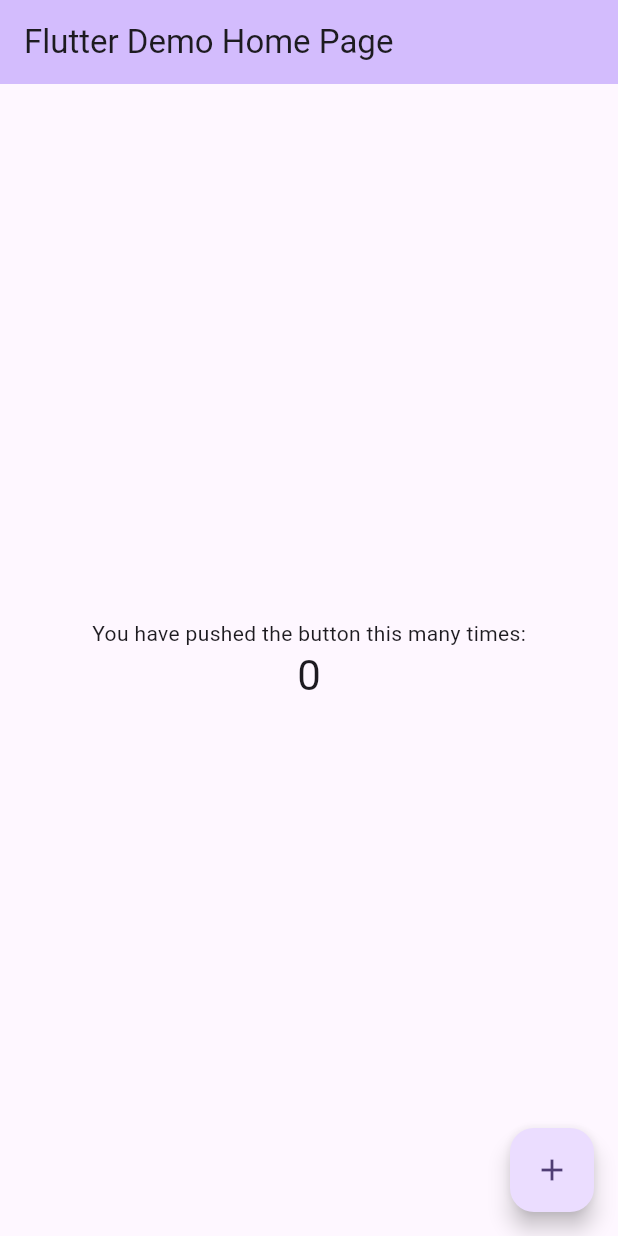
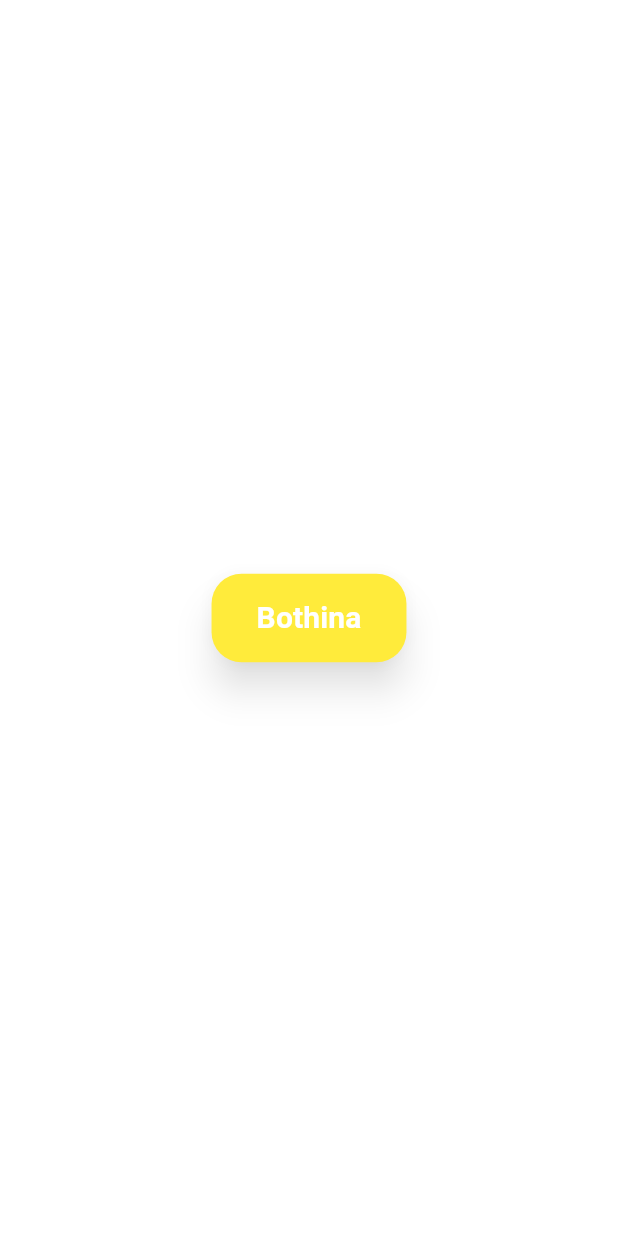
Before and after one commit to bothina2024/my-app, a Flutter app: the screen it shows after launch, on a phone screen of 412 x 824 dp. Run offline on Flutter 3.47's test engine with Material 3 defaults, Android fonts, the phone set to English and light mode, and no system bars.

Commit message:
first commit

```diff
--- a/lib/main.dart
+++ b/lib/main.dart
@@ -1,112 +1,24 @@
 import 'package:flutter/material.dart';
 
 void main() {
-  runApp(const MyApp());
+  runApp(MyApp());
 }
 
 class MyApp extends StatelessWidget {
-  const MyApp({super.key});
-
   @override
   Widget build(BuildContext context) {
     return MaterialApp(
-      title: 'Flutter Demo',
-      theme: ThemeData(
-        colorScheme: ColorScheme.fromSeed(seedColor: Colors.deepPurple),
-        useMaterial3: true,
-      ),
-      home: const MyHomePage(title: 'Flutter Demo Home Page'),
+      debugShowCheckedModeBanner: false,
+      home: ButtonScreen(),
     );
   }
 }
 
-class MyHomePage extends StatefulWidget {
-  const MyHomePage({super.key, required this.title});
-
-  // This widget is the home page of your application. It is stateful, meaning
-  // that it has a State object (defined below) that contains fields that affect
-  // how it looks.
-
-  // This class is the configuration for the state. It holds the values (in this
-  // case the title) provided by the parent (in this case the App widget) and
-  // used by the build method of the State. Fields in a Widget subclass are
-  // always marked "final".
-
-  final String title;
-
+class ButtonScreen extends StatefulWidget {
   @override
-  State<MyHomePage> createState() => _MyHomePageState();
+  _ButtonScreenState createState() => _ButtonScreenState();
 }
 
-class _MyHomePageState extends State<MyHomePage> {
-  int _counter = 0;
-
-  void _incrementCounter() {
-    setState(() {
-      // This call to setState tells the Flutter framework that something has
-      // changed in this State, which causes it to rerun the build method below
-      // so that the display can reflect the updated values. If we changed
-      // _counter without calling setState(), then the build method would not be
-      // called again, and so nothing would appear to happen.
-      _counter++;
-    });
-  }
-
-  @override
-  Widget build(BuildContext context) {
-    // This method is rerun every time setState is called, for instance as done
-    // by the _incrementCounter method above.
-    //
-    // The Flutter framework has been optimized to make rerunning build methods
-    // fast, so that you can just rebuild anything that needs updating rather
-    // than having to individually change instances of widgets.
-    return Scaffold(
-      appBar: AppBar(
-        // TRY THIS: Try changing the color here to a specific color (to
-        // Colors.amber, perhaps?) and trigger a hot reload to see the AppBar
-        // change color while the other colors stay the same.
-        backgroundColor: Theme.of(context).colorScheme.inversePrimary,
-        // Here we take the value from the MyHomePage object that was created by
-        // the App.build method, and use it to set our appbar title.
-        title: Text(widget.title),
-      ),
-      body: Center(
-        // Center is a layout widget. It takes a single child and positions it
-        // in the middle of the parent.
-        child: Column(
-          // Column is also a layout widget. It takes a list of children and
-          // arranges them vertically. By default, it sizes itself to fit its
-          // children horizontally, and tries to be as tall as its parent.
-          //
-          // Column has various properties to control how it sizes itself and
-          // how it positions its children. Here we use mainAxisAlignment to
-          // center the children vertically; the main axis here is the vertical
-          // axis because Columns are vertical (the cross axis would be
-          // horizontal).
-          //
-          // TRY THIS: Invoke "debug painting" (choose the "Toggle Debug Paint"
-          // action in the IDE, or press "p" in the console), to see the
-          // wireframe for each widget.
-          mainAxisAlignment: MainAxisAlignment.center,
-          children: <Widget>[
-            const Text(
-              'You have pushed the button this many times:',
-            ),
-            Text(
-              '$_counter',
-              style: Theme.of(context).textTheme.headlineMedium,
-            ),
-          ],
-        ),
-      ),
-      floatingActionButton: FloatingActionButton(
-        onPressed: _incrementCounter,
-        tooltip: 'Increment',
-        child: const Icon(Icons.add),
-      ), // This trailing comma makes auto-formatting nicer for build methods.
-    );
-  }
-}
 class _ButtonScreenState extends State<ButtonScreen> {
   bool isPressed = false;
 
@@ -117,8 +29,7 @@
       body: Center(
         child: ElevatedButton(
           style: ElevatedButton.styleFrom(
-            primary: isPressed ? Colors.black : Colors.yellow, // لون الزر
-            onPrimary: Colors.white, // لون النص داخل الزر
+            foregroundColor: Colors.white, backgroundColor: isPressed ? Colors.black : Colors.yellow, // لون النص داخل الزر
             shadowColor: Colors.black54, // لون الظل
             elevation: 10, // ارتفاع الظل
             shape: RoundedRectangleBorder(
@@ -132,7 +43,7 @@
             });
           },
           child: Text(
-            'Start',
+            'Bothina',
             style: TextStyle(
               fontSize: 20,
               fontWeight: FontWeight.bold,
```
Also changed, not shown: 1 other file.
